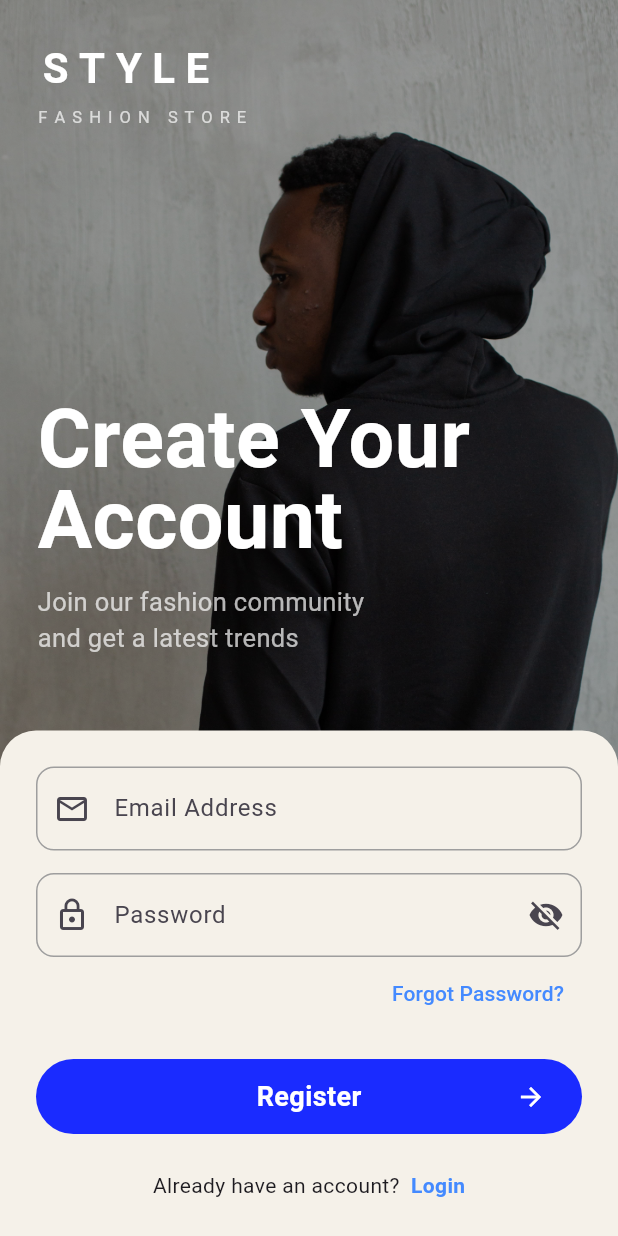
After one commit to ahmedalfy140-jpg/store-app-clean-arch, a Flutter app: the SignUpView screen opened directly, on a phone screen of 412 x 824 dp. The commit adds this screen. Run offline on Flutter 3.47's test engine with Material 3 defaults, Android fonts, the phone set to English and light mode, and no system bars; our stand-ins replace bloc, firebase_auth, firebase_core, introduction_screen; accounts and stored records are empty.

Commit message:
create sign up screen view

```diff
--- a/lib/features/auth/presentation/views/login_view.dart
+++ b/lib/features/auth/presentation/views/login_view.dart
@@ -1,9 +1,11 @@
 import 'package:flutter/material.dart';
+import 'package:store_app_clean_arch/features/auth/presentation/views/signup_view.dart';
 import 'package:store_app_clean_arch/features/auth/presentation/views/widgets/custom_botton.dart';
 import 'package:store_app_clean_arch/features/auth/presentation/views/widgets/custom_text_field.dart';
 
 class LoginView extends StatefulWidget {
   const LoginView({super.key});
+   static String id = 'lOG In';
 
   @override
   State<LoginView> createState() => _LoginViewState();
@@ -147,6 +149,7 @@ class _LoginViewState extends State<LoginView> {
                         GestureDetector(
                           onTap: () {
                             // Navigate to registration screen
+                            Navigator.pushNamed(context,SignUpView.id );
 
                           },
                           child: const Text(
--- /dev/null
+++ b/lib/features/auth/presentation/views/signup_view.dart
@@ -0,0 +1,175 @@
+import 'package:flutter/material.dart';
+import 'package:store_app_clean_arch/features/auth/presentation/views/widgets/custom_botton.dart';
+import 'package:store_app_clean_arch/features/auth/presentation/views/widgets/custom_text_field.dart';
+
+class SignUpView extends StatefulWidget {
+  const SignUpView({super.key});
+   static String id = 'sign up';
+
+  @override
+  State<SignUpView> createState() => _SignUpViewState();
+}
+
+class _SignUpViewState extends State<SignUpView> {
+   String? emailAdreess;
+  String? password;
+  bool _isObscured = true;
+  @override
+  Widget build(BuildContext context) {
+    return Scaffold(
+      body: SafeArea(
+        child: Stack(
+          children: [
+            Positioned.fill(
+              child: Image.asset('assets/img8.jpg', fit: BoxFit.cover),
+            ),
+
+            Positioned.fill(
+              child: Container(color: Colors.black.withValues(alpha: 0.3)),
+            ),
+            Positioned(
+              top: 25,
+              left: 25,
+              right: 25,
+              child: Column(
+                crossAxisAlignment: CrossAxisAlignment.start,
+
+                children: [
+                  Text(
+                    'STYLE',
+                    style: TextStyle(
+                      color: Colors.white,
+                      fontSize: 28,
+                      fontWeight: FontWeight.bold,
+                      letterSpacing: 7,
+                    ),
+                  ),
+                  SizedBox(height: 5),
+                  Text(
+                    'F A S H I O N   S T O R E',
+                    style: TextStyle(
+                      color: Colors.white70,
+                      fontSize: 11,
+
+                      letterSpacing: 1,
+                    ),
+                  ),
+                  SizedBox(height: 180),
+                  Text(
+                    'Create Your\nAccount',
+                    style: TextStyle(
+                      color: Colors.white,
+                      fontSize: 54,
+                      height: 1,
+                      fontWeight: FontWeight.w600,
+                    ),
+                  ),
+                  SizedBox(height: 15),
+                  Text(
+                    'Join our fashion community\nand get a latest trends  ',
+                    style: TextStyle(color: Colors.white70, fontSize: 17),
+                  ),
+                ],
+              ),
+            ),
+            Positioned(
+              bottom: 0,
+              left: 0,
+              right: 0,
+              child: Container(
+                decoration: BoxDecoration(
+                  color: Color(0xFFF5F1E9),
+                  borderRadius: BorderRadius.vertical(top: Radius.circular(24)),
+                ),
+                child: Padding(
+                  padding: const EdgeInsets.all(24.0),
+                  child: Column(children: [
+                    CustomTextFormField(
+                      onchange: (data){
+                        emailAdreess=data;
+
+                      },
+                      validator: (value){
+                        if(value ==null || value.isEmpty){
+                           return 'Please enter your email';
+                        }if(RegExp( r'^[\w-\.]+@([\w-]+\.)+[\w-]{2,4}$',).hasMatch(value)){
+                            return 'Please enter a valid email address';
+                        }
+                        return null;
+                      },
+                      labelText: 'Email Address',
+                      iconData: Icons.email_outlined,
+                    ),
+                    SizedBox(height: 15,),
+                    CustomTextFormField(
+                        validator: (data) {
+                        if (data == null || data.isEmpty) {
+                          return 'please enter ypur password';
+                        }
+                        if (data.length < 6) {
+                          return 'Password must be at least 6 characters';
+                        }
+                        return null;
+                      },
+                      onchange: (data){
+                        password=data;
+                      },
+                      isobscure: _isObscured,
+                      iconButton: IconButton(onPressed:(){
+                        setState(() {
+                          _isObscured=!_isObscured;
+                        });
+                      } , icon: Icon(_isObscured ? Icons.visibility_off : Icons.visibility)),
+
+                       labelText: 'Password',
+                      iconData: Icons.lock_outline,
+                    ),
+                    Align(
+                      alignment: Alignment.centerRight,
+                      child: TextButton(
+                        onPressed: (){},
+                        child: Text(
+                          'Forgot Password?',
+                          style: TextStyle(color: Colors.blueAccent),
+                        ),)),
+                        SizedBox(height: 20,),
+                        customButton(
+                          nameButton: 'Register',
+                          onpressed: (){
+                            Navigator.pop(context);
+                          }
+                          ,
+                        ),
+                        const SizedBox(height: 24),
+
+                    // Register Link
+                    Row(
+                      mainAxisAlignment: MainAxisAlignment.center,
+                      children: [
+                        const Text("Already have an account?  "),
+                        GestureDetector(
+                          onTap: () {
+                            // Navigate to registration screen
+
+                          },
+                          child: const Text(
+                            'Login',
+                            style: TextStyle(
+                              color: Colors.blueAccent,
+                              fontWeight: FontWeight.bold,
+                            ),
+                          ),
+                        ),
+                      ],
+                    ),
+
+                  ]),
+                ),
+              ),
+            ),
+          ],
+        ),
+      ),
+    );
+  }
+}
```
Also changed, not shown: assets/img8.jpg (renamed from assets/pexels-gabby-k-6311628.jpg).
